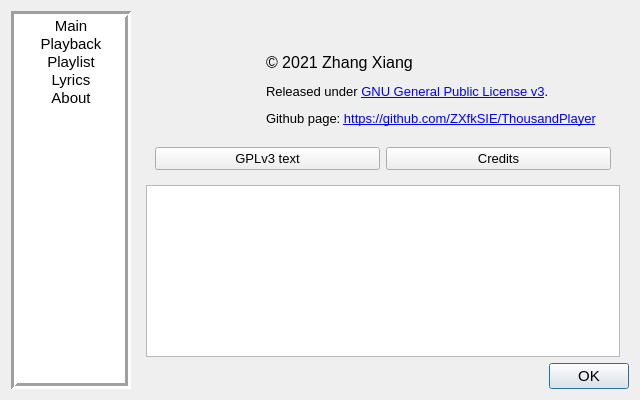
Qt form source/ui/configwindow/tp_configwindow.ui (ZXfkSIE/ThousandPlayer) before a commit.
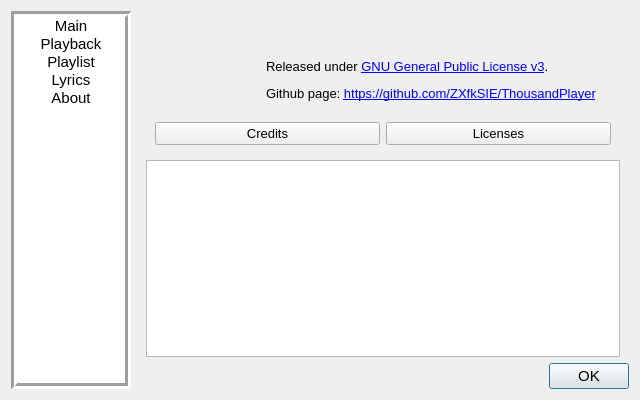
The same form after that commit. The open tabs and pages were chosen to show the change.

```diff
--- a/source/ui/configwindow/tp_configwindow.ui
+++ b/source/ui/configwindow/tp_configwindow.ui
@@ -1258,18 +1258,6 @@
                   </property>
                  </widget>
                 </item>
-                <item>
-                 <widget class="QLabel" name="label_Copyright">
-                  <property name="font">
-                   <font>
-                    <pointsize>12</pointsize>
-                   </font>
-                  </property>
-                  <property name="text">
-                   <string notr="true">© 2021 Zhang Xiang</string>
-                  </property>
-                 </widget>
-                </item>
                 <item>
                  <widget class="QLabel" name="label_OtherInfo">
                   <property name="font">
@@ -1291,18 +1279,6 @@
           <item>
            <widget class="QWidget" name="container_Buttons" native="true">
             <layout class="QHBoxLayout" name="horizontalLayout_3">
-             <item>
-              <widget class="QPushButton" name="pushButton_GPL">
-               <property name="font">
-                <font>
-                 <pointsize>10</pointsize>
-                </font>
-               </property>
-               <property name="text">
-                <string>GPLv3 text</string>
-               </property>
-              </widget>
-             </item>
              <item>
               <widget class="QPushButton" name="pushButton_Credits">
                <property name="font">
@@ -1315,6 +1291,18 @@
                </property>
               </widget>
              </item>
+             <item>
+              <widget class="QPushButton" name="pushButton_Licenses">
+               <property name="font">
+                <font>
+                 <pointsize>10</pointsize>
+                </font>
+               </property>
+               <property name="text">
+                <string>Licenses</string>
+               </property>
+              </widget>
+             </item>
             </layout>
            </widget>
           </item>
```
Left out of the diff: 2 changed lines with no effect on the pictures.
